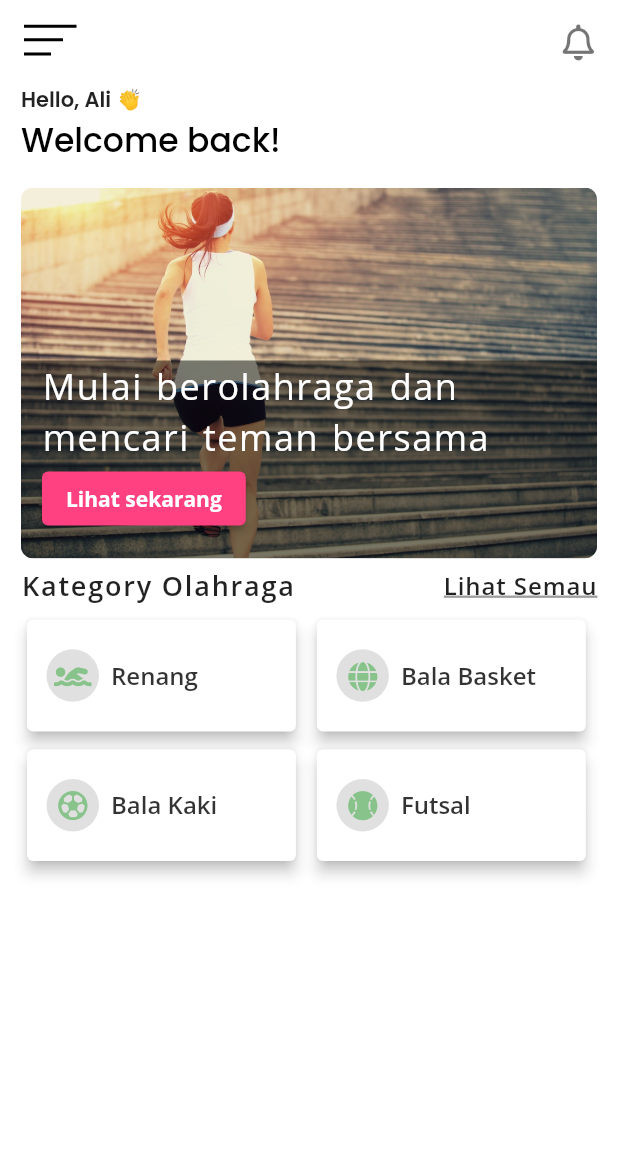
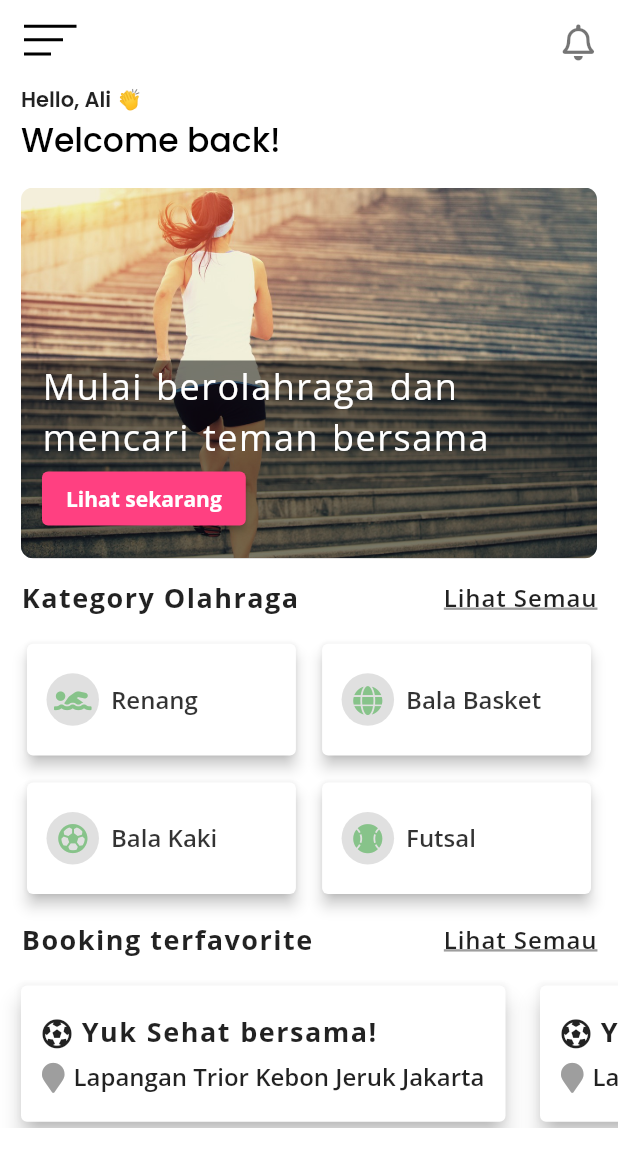
Before and after one commit to mscsapan/PlayTo-App, a Flutter app: the screen it shows after launch, on a phone screen of 412 x 824 dp. Shown: the top 1167 px of the screen. Run offline on Flutter 3.47's test engine with Material 2 defaults, Android fonts, the phone set to English and light mode, and no system bars; our stand-ins replace font_awesome_flutter, google_fonts.

Commit message:
added some changes

```diff
--- a/lib/src/screens/home_screen.dart
+++ b/lib/src/screens/home_screen.dart
@@ -1,4 +1,5 @@
 import 'package:flutter/material.dart';
+import 'package:font_awesome_flutter/font_awesome_flutter.dart';
 import 'package:google_fonts/google_fonts.dart';
 import 'package:play_to_app/src/views/blur_image_view.dart';
 import 'package:play_to_app/src/views/category_title.dart';
@@ -11,7 +12,7 @@ class Home extends StatelessWidget {
   const Home({Key? key}) : super(key: key);
 
   final Color red = Colors.red;
-
+  final String description = 'Lapangan Trior Kebon Jeruk Jakarta';
   @override
   Widget build(BuildContext context) {
     final _size = MediaQuery.of(context).size;
@@ -23,11 +24,76 @@ class Home extends StatelessWidget {
         //margin: const EdgeInsets.symmetric(horizontal: 14.0),
         child: Column(
           crossAxisAlignment: CrossAxisAlignment.start,
-          children: const [
-            HeadingTitle(),
-            BlurImageView(),
-            CategoryHeading(),
-            CategoryView(),
+          children: [
+            const HeadingTitle(),
+            const BlurImageView(),
+            const CategoryHeading(leftTitle: 'Kategory Olahraga'),
+            const CategoryView(),
+            const SizedBox(height: 10.0),
+            const CategoryHeading(leftTitle: 'Booking terfavorite'),
+            SingleChildScrollView(
+              scrollDirection: Axis.horizontal,
+              physics: const ClampingScrollPhysics(),
+              child: Row(
+                  children: List.generate(
+                6,
+                (index) => Container(
+                  height: _size.height * 0.12,
+                  margin: const EdgeInsets.only(right: 5.0),
+                  padding: const EdgeInsets.only(left: 10.0),
+                  child: Card(
+                      elevation: 6.0,
+                      child: Padding(
+                        padding: const EdgeInsets.symmetric(horizontal: 14.0),
+                        child: Column(
+                          mainAxisAlignment: MainAxisAlignment.center,
+                          crossAxisAlignment: CrossAxisAlignment.start,
+                          mainAxisSize: MainAxisSize.min,
+                          children: [
+                            Row(
+                              children: [
+                                const FaIcon(
+                                  FontAwesomeIcons.solidFutbol,
+                                  size: 20.0,
+                                ),
+                                const SizedBox(width: 6.0),
+                                Text(
+                                  'Yuk Sehat bersama!',
+                                  style: GoogleFonts.openSans(
+                                    fontSize: 18.0,
+                                    letterSpacing: 1.0,
+                                    wordSpacing: 0.5,
+                                    fontWeight: FontWeight.bold,
+                                  ),
+                                )
+                              ],
+                            ),
+                            const SizedBox(height: 6.0),
+                            Row(
+                              mainAxisSize: MainAxisSize.min,
+                              children: [
+                                const FaIcon(
+                                  FontAwesomeIcons.mapMarker,
+                                  size: 20.0,
+                                  color: Colors.grey,
+                                ),
+                                const SizedBox(width: 6.0),
+                                Text(
+                                  description,
+                                  overflow: TextOverflow.ellipsis,
+                                  style: GoogleFonts.openSans(
+                                    fontSize: 16.0,
+                                    fontWeight: FontWeight.w600,
+                                  ),
+                                )
+                              ],
+                            ),
+                          ],
+                        ),
+                      )),
+                ),
+              )),
+            ),
           ],
         ),
       ),
--- a/lib/src/views/category_title.dart
+++ b/lib/src/views/category_title.dart
@@ -2,24 +2,29 @@ import 'package:flutter/material.dart';
 import 'package:google_fonts/google_fonts.dart';
 
 class CategoryHeading extends StatelessWidget {
-  const CategoryHeading({Key? key}) : super(key: key);
+  const CategoryHeading(
+      {Key? key, this.leftTitle, this.r8Title = 'Lihat Semau'})
+      : super(key: key);
+  final String? leftTitle;
+  final String r8Title;
 
   @override
   Widget build(BuildContext context) {
     return Padding(
-      padding: const EdgeInsets.symmetric(horizontal: 14.0, vertical: 6.0),
+      padding: const EdgeInsets.symmetric(horizontal: 14.0, vertical: 14.0),
       child: Row(
         mainAxisAlignment: MainAxisAlignment.spaceBetween,
         children: [
           Text(
-            'Kategory Olahraga',
+            leftTitle!,
             style: GoogleFonts.openSans(
-                letterSpacing: 1.2,
-                fontWeight: FontWeight.w600,
-                fontSize: 18.0),
+              letterSpacing: 1.0,
+              fontWeight: FontWeight.w700,
+              fontSize: 18.0,
+            ),
           ),
           Text(
-            'Lihat Semau',
+            r8Title,
             style: GoogleFonts.openSans(
               decoration: TextDecoration.underline,
               decorationThickness: 4,
--- a/lib/src/views/category_view.dart
+++ b/lib/src/views/category_view.dart
@@ -14,8 +14,9 @@ class CategoryView extends StatelessWidget {
       width: _size.width,
       margin: const EdgeInsets.symmetric(horizontal: 14.0),
       child: Wrap(
-          spacing: 6.0,
-          runSpacing: 4.0,
+          //spacing: 6.0,
+          runSpacing: 10.0,
+          alignment: WrapAlignment.spaceBetween,
           children: List.generate(
             catTitle.length,
             (index) => SizedBox(
```
